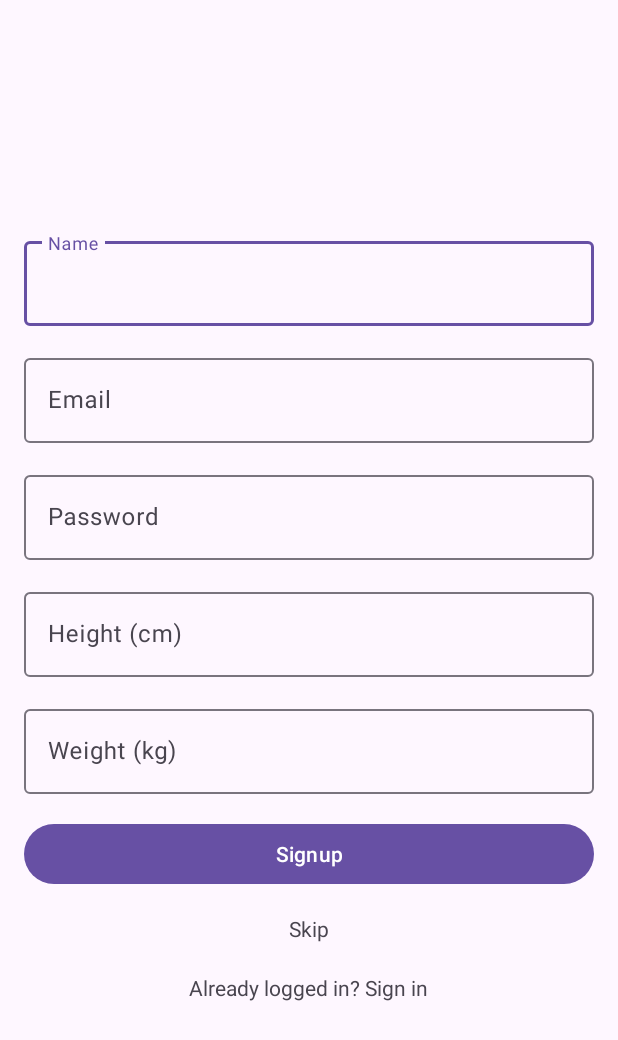
After one commit to Ayoor/Gravity, an Android app: the Signup screen opened directly, with no data from a screen before it, on a phone screen of 412 x 824 dp. The commit adds this screen. Shown: the top 1040 px of the screen. Run offline under Robolectric (Android 15) with nearby library versions, the phone set to English and light mode, and no system bars; our stand-ins replace Firebase (no records; nobody signed in at launch, a user with empty details on screens opened directly).

Commit message:
signup,signin completed, and data is passed to the dashboard

```diff
--- a/app/src/main/AndroidManifest.xml
+++ b/app/src/main/AndroidManifest.xml
@@ -16,6 +16,12 @@
             android:name=".Dashboard"
             android:exported="false" />
         <activity
+            android:name=".Signin"
+            android:exported="false" />
+        <activity
+            android:name=".Signup"
+            android:exported="false" />
+        <activity
             android:name=".MainActivity"
             android:exported="true">
             <intent-filter>
--- a/app/src/main/java/tech/ayodele/gravity/MainActivity.kt
+++ b/app/src/main/java/tech/ayodele/gravity/MainActivity.kt
@@ -63,7 +63,7 @@ class MainActivity : AppCompatActivity() {
                 editor.putBoolean(PREF_ONBOARDING_COMPLETE, true)
                 editor.apply()
 
-                val intent: Intent = Intent(this@MainActivity, Dashboard::class.java)
+                val intent: Intent = Intent(this@MainActivity, Signin::class.java)
                 startActivity(intent)
                 finish()
             }
@@ -82,7 +82,7 @@ class MainActivity : AppCompatActivity() {
                 editor.putBoolean(PREF_ONBOARDING_COMPLETE, true)
                 editor.apply()
 
-                val intent: Intent = Intent(this@MainActivity, Dashboard::class.java)
+                val intent: Intent = Intent(this@MainActivity, Signin::class.java)
                 startActivity(intent)
                 finish()
             }
@@ -102,7 +102,7 @@ class MainActivity : AppCompatActivity() {
             editor.putBoolean(PREF_ONBOARDING_COMPLETE, true)
             editor.apply()
 
-            val intent: Intent = Intent(this@MainActivity, Dashboard::class.java)
+            val intent: Intent = Intent(this@MainActivity, Signin::class.java)
             startActivity(intent)
             finish()
         }
--- /dev/null
+++ b/app/src/main/java/tech/ayodele/gravity/Signup.kt
@@ -0,0 +1,133 @@
+package tech.ayodele.gravity
+
+import android.content.Intent
+import android.os.Bundle
+import android.widget.Toast
+import androidx.activity.enableEdgeToEdge
+import androidx.appcompat.app.AppCompatActivity
+import androidx.core.view.ViewCompat
+import androidx.core.view.WindowInsetsCompat
+import com.google.firebase.database.DataSnapshot
+import com.google.firebase.database.DatabaseError
+import com.google.firebase.database.DatabaseReference
+import com.google.firebase.database.FirebaseDatabase
+import com.google.firebase.database.ValueEventListener
+import tech.ayodele.gravity.databinding.ActivitySignupBinding
+import android.os.Build
+import androidx.annotation.RequiresApi
+import java.security.Key
+import java.util.Base64
+import javax.crypto.Cipher
+import javax.crypto.spec.SecretKeySpec
+import kotlin.io.encoding.ExperimentalEncodingApi
+
+class Signup : AppCompatActivity() {
+    private lateinit var binding: ActivitySignupBinding
+    private lateinit var firebaseDatabase: FirebaseDatabase
+    private lateinit var databaseReference: DatabaseReference // for database connection
+
+    private val key: String = "mysecretkey12345" // You can use any tech.ayodele.gravity.getKey
+    private val secretKeySpec: Key = SecretKeySpec(key.toByteArray(), "AES")
+
+    @RequiresApi(Build.VERSION_CODES.O)
+    override fun onCreate(savedInstanceState: Bundle?) {
+        super.onCreate(savedInstanceState)
+        enableEdgeToEdge()
+        setContentView(R.layout.activity_signup)
+        ViewCompat.setOnApplyWindowInsetsListener(findViewById(R.id.main)) { v, insets ->
+            val systemBars = insets.getInsets(WindowInsetsCompat.Type.systemBars())
+            v.setPadding(systemBars.left, systemBars.top, systemBars.right, systemBars.bottom)
+            insets
+        }
+
+//        set up view binding
+        binding = ActivitySignupBinding.inflate(layoutInflater)
+        setContentView(binding.root)
+
+        //initalise firebase and database reference
+        firebaseDatabase = FirebaseDatabase.getInstance()
+        databaseReference = firebaseDatabase.getReference("Users")
+
+//        bind ui elements
+
+
+        binding.signupBtn.setOnClickListener {
+            val email: String = binding.emailET.text.toString()
+            val password = binding.passwordET.text.toString()
+            val name = binding.nameET.text.toString()
+            val weight = binding.weightET.text.toString()
+            val height = binding.heightET.text.toString()
+
+            if (email.isNotEmpty() && password.isNotEmpty() && name.isNotEmpty()) {
+                val hashedPassword = encryptPassword(password)
+                signupUser(name, hashedPassword, email, height.toInt(), weight.toInt())
+            } else {
+                Toast.makeText(this, "Please fill in all fields", Toast.LENGTH_SHORT).show()
+            }
+
+
+        }
+        binding.redirectET.setOnClickListener {
+            startActivity(Intent(this, Signin::class.java))
+            finish()
+        }
+    }
+
+
+    // Function to hash a password using SHA-256 and salt
+    @RequiresApi(Build.VERSION_CODES.O)
+    fun encryptPassword(input: String): String {
+        val trimmedInput = input.trim()
+        val cipher = Cipher.getInstance("AES/ECB/PKCS5Padding")
+        cipher.init(Cipher.ENCRYPT_MODE, secretKeySpec)
+        val encryptedBytes = cipher.doFinal(trimmedInput.toByteArray(Charsets.UTF_8))
+        return Base64.getEncoder().encodeToString(encryptedBytes)
+    }
+
+
+
+    private fun signupUser(
+        userName: String,
+        password: String,
+        email: String,
+        height: Int,
+        weight: Int
+    ) {
+        databaseReference.orderByChild("email").equalTo(email)
+            .addListenerForSingleValueEvent(object : ValueEventListener {
+                override fun onDataChange(dataSnapshot: DataSnapshot) {
+                    if (!dataSnapshot.exists()) {
+                        val id =
+                            databaseReference.push().key // Generate a unique tech.ayodele.gravity.getKey for the new user
+                        val userData = UserDetails(id, userName, email, password, height, weight)
+                        databaseReference.child(id!!).setValue(userData)
+                            .addOnSuccessListener {
+                                Toast.makeText(
+                                    this@Signup,
+                                    "Sign Up Successful",
+                                    Toast.LENGTH_SHORT
+                                ).show()
+                                startActivity(Intent(this@Signup, Dashboard::class.java))
+                                finish()
+                            }
+                            .addOnFailureListener { e ->
+                                Toast.makeText(
+                                    this@Signup,
+                                    "Sign Up Failed: ${e.message}",
+                                    Toast.LENGTH_SHORT
+                                ).show()
+                            }
+                    } else {
+                        Toast.makeText(this@Signup, "Email already taken", Toast.LENGTH_SHORT)
+                            .show()
+                    }
+                }
+
+                override fun onCancelled(error: DatabaseError) {
+                    Toast.makeText(this@Signup, error.message, Toast.LENGTH_SHORT).show()
+                }
+            })
+    }
+
+
+}
--- a/app/src/main/java/tech/ayodele/gravity/ViewPagerAdapter.kt
+++ b/app/src/main/java/tech/ayodele/gravity/ViewPagerAdapter.kt
@@ -18,7 +18,7 @@ class ViewPagerAdapter(private var context: Context) : PagerAdapter() {
         R.drawable.diet,
         R.drawable.resources,
         R.drawable.help,
-        R.drawable.community2
+        R.drawable.begin
     )
 
     //    arraw of the slider titles
--- /dev/null
+++ b/app/src/main/res/layout/activity_signup.xml
@@ -0,0 +1,111 @@
+<?xml version="1.0" encoding="utf-8"?>
+<androidx.appcompat.widget.LinearLayoutCompat xmlns:android="http://schemas.android.com/apk/res/android"
+    xmlns:tools="http://schemas.android.com/tools"
+    android:id="@+id/main"
+    android:layout_width="match_parent"
+    android:layout_height="match_parent"
+    android:orientation="vertical"
+    android:gravity="center"
+    android:layout_marginStart="16dp"
+    android:layout_marginEnd="16dp"
+    android:paddingStart="16dp"
+    android:paddingEnd="16dp"
+    tools:context=".Signup">
+
+
+
+        <com.google.android.material.textfield.TextInputLayout
+            android:id="@+id/textInputLayoutName"
+            android:layout_width="match_parent"
+            android:layout_height="wrap_content"
+            android:layout_marginBottom="16dp">
+
+            <com.google.android.material.textfield.TextInputEditText
+                android:id="@+id/nameET"
+                android:layout_width="match_parent"
+                android:layout_height="wrap_content"
+                android:hint="@string/name" />
+        </com.google.android.material.textfield.TextInputLayout>
+
+        <com.google.android.material.textfield.TextInputLayout
+            android:id="@+id/textInputLayoutEmail"
+            android:layout_width="match_parent"
+            android:layout_height="wrap_content"
+            android:layout_marginBottom="16dp">
+
+            <com.google.android.material.textfield.TextInputEditText
+                android:id="@+id/emailET"
+                android:layout_width="match_parent"
+                android:layout_height="wrap_content"
+                android:hint="@string/email"
+                android:inputType="textEmailAddress" />
+        </com.google.android.material.textfield.TextInputLayout>
+
+        <com.google.android.material.textfield.TextInputLayout
+
+            android:layout_width="match_parent"
+            android:layout_height="wrap_content"
+            android:layout_marginBottom="16dp">
+
+            <com.google.android.material.textfield.TextInputEditText
+                android:id="@+id/passwordET"
+                android:layout_width="match_parent"
+                android:layout_height="wrap_content"
+                android:hint="@string/password"
+                android:inputType="textPassword" />
+        </com.google.android.material.textfield.TextInputLayout>
+
+        <com.google.android.material.textfield.TextInputLayout
+            android:id="@+id/textInputLayoutHeight"
+            android:layout_width="match_parent"
+            android:layout_height="wrap_content"
+            android:layout_marginBottom="16dp">
+
+            <com.google.android.material.textfield.TextInputEditText
+                android:id="@+id/heightET"
+                android:layout_width="match_parent"
+                android:layout_height="wrap_content"
+                android:hint="@string/height_cm"
+                android:inputType="numberDecimal" />
+        </com.google.android.material.textfield.TextInputLayout>
+
+        <com.google.android.material.textfield.TextInputLayout
+            android:id="@+id/textInputLayoutWeight"
+            android:layout_width="match_parent"
+            android:layout_height="wrap_content"
+            android:layout_marginBottom="16dp">
+
+            <com.google.android.material.textfield.TextInputEditText
+                android:id="@+id/weightET"
+                android:layout_width="match_parent"
+                android:layout_height="wrap_content"
+                android:hint="@string/weight_kg"
+                android:inputType="numberDecimal" />
+        </com.google.android.material.textfield.TextInputLayout>
+
+        <com.google.android.material.button.MaterialButton
+            android:id="@+id/signupBtn"
+            android:layout_width="match_parent"
+            android:layout_height="wrap_content"
+            android:text="@string/signup"
+            android:layout_marginBottom="16dp"/>
+
+        <TextView
+            android:id="@+id/textViewSkip"
+            android:layout_width="wrap_content"
+            android:layout_height="wrap_content"
+            android:text="@string/skip"
+            android:layout_gravity="center_horizontal"/>
+
+    <TextView
+            android:id="@+id/redirectET"
+            android:layout_width="wrap_content"
+            android:layout_height="wrap_content"
+        android:layout_marginTop="20dp"
+        android:textSize="14sp"
+            android:text="@string/already_logged_in_sign_in"
+            android:layout_gravity="center_horizontal"/>
+
+
+
+</androidx.appcompat.widget.LinearLayoutCompat>
--- a/app/src/main/res/values/strings.xml
+++ b/app/src/main/res/values/strings.xml
@@ -20,5 +20,14 @@
     <string name="desc6">Need assistance or guidance? Our dedicated team of health professionals is here for you. Chat with a live expert, ask questions, and get the support you need in real-time.</string>
     <string name="desc7">Ready to take control of your health and well-being? Let\'s get started! Join Gravity today and unlock a world of possibilities for a healthier, happier life.</string>
     <string name="get_started">Get Started</string>
+    <string name="height_cm">Height (cm)</string>
+    <string name="email">Email</string>
+    <string name="name">Name</string>
+    <string name="password">Password</string>
+    <string name="weight_kg">Weight (kg)</string>
+    <string name="signup">Signup</string>
+    <string name="already_logged_in_sign_in">Already logged in? Sign in</string>
+    <string name="already_registered_sign_in">Already Registered? Sign Up</string>
+    <string name="sign_in">Sign In</string>
 
 </resources>
--- a/build.gradle.kts
+++ b/build.gradle.kts
@@ -1,5 +1,11 @@
+buildscript {
+    dependencies {
+        classpath(libs.google.services)
+    }
+}
 // Top-level build file where you can add configuration options common to all sub-projects/modules.
 plugins {
     alias(libs.plugins.androidApplication) apply false
     alias(libs.plugins.jetbrainsKotlinAndroid) apply false
+    id("com.google.gms.google-services") version "4.4.1" apply false
 }
```
Also changed, not shown: app/build.gradle.kts (+19 -0 lines), app/src/main/java/tech/ayodele/gravity/Dashboard.kt (+21 -0 lines), app/src/main/java/tech/ayodele/gravity/Signin.kt (added, +117 -0 lines), app/src/main/java/tech/ayodele/gravity/Test.kt (added, +37 -0 lines), app/src/main/java/tech/ayodele/gravity/UserDetails.kt (added, +16 -0 lines), app/src/main/res/layout/activity_dashboard.xml (+34 -3 lines), app/src/main/res/layout/activity_signin.xml (added, +74 -0 lines), gradle/libs.versions.toml (+12 -0 lines), app/src/main/res/drawable/begin.png (added), 1 other file.
